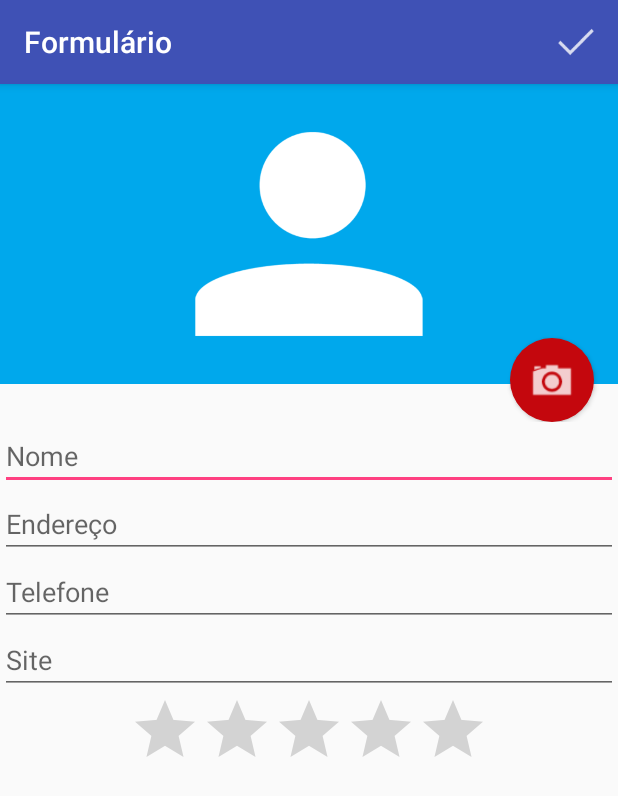
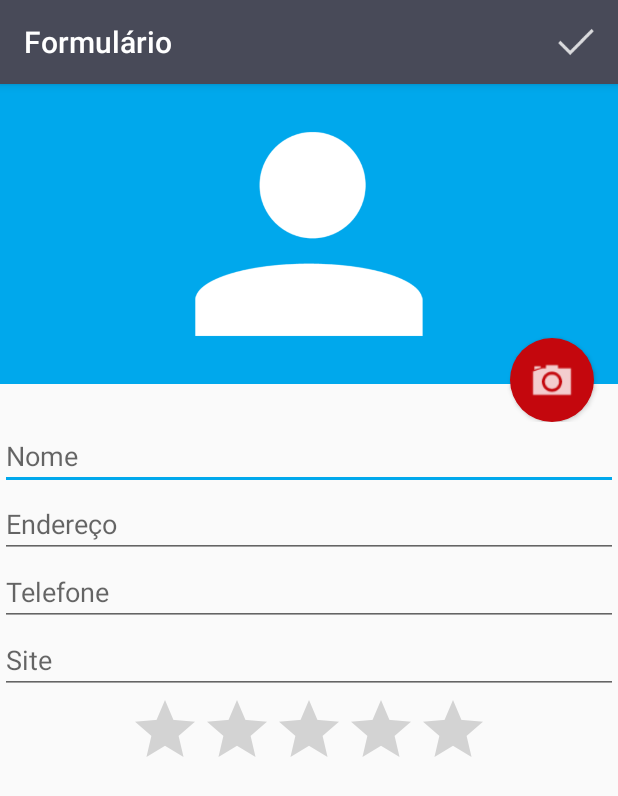
Before and after one commit to gabrielgsilvaa/agenda-contatos-android, an Android app: the FormularioActivity screen opened directly, with no data from a screen before it, on a phone screen of 412 x 824 dp. Shown: the top 796 px of the screen. Run offline under Robolectric (Android 15) with nearby library versions, the phone set to English and light mode, and no system bars.

Commit message:
v2.2 - Alteração nas cores do layout - Layout Cinza

```diff
--- a/app/src/main/res/layout/activity_formulario.xml
+++ b/app/src/main/res/layout/activity_formulario.xml
@@ -33,27 +33,31 @@
             android:hint="Nome"
             android:layout_width="match_parent"
             android:layout_height="wrap_content"
-            android:id="@+id/formulario_nome"/>
+            android:id="@+id/formulario_nome"
+            android:singleLine="true"/>
 
         <EditText
             android:hint="Endereço"
             android:layout_width="match_parent"
             android:layout_height="wrap_content"
-            android:id="@+id/formulario_endereco"/>
+            android:id="@+id/formulario_endereco"
+            android:singleLine="true"/>
 
         <EditText
             android:hint="Telefone"
             android:layout_width="match_parent"
             android:layout_height="wrap_content"
             android:inputType="phone"
-            android:id="@+id/formulario_telefone"/>
+            android:id="@+id/formulario_telefone"
+            android:maxLength="13"/>
 
         <EditText
             android:hint="Site"
             android:layout_width="match_parent"
             android:layout_height="wrap_content"
             android:inputType="textEmailAddress"
-            android:id="@+id/formulario_site"/>
+            android:id="@+id/formulario_site"
+            android:singleLine="true"/>
 
         <RatingBar
             android:layout_width="wrap_content"
@@ -63,8 +67,6 @@
             android:layout_gravity="center"
             android:id="@+id/formulario_nota"/>
 
-
-
     </LinearLayout>
 
 </ScrollView>
--- a/app/src/main/res/values/colors.xml
+++ b/app/src/main/res/values/colors.xml
@@ -3,4 +3,9 @@
     <color name="colorPrimary">#3F51B5</color>
     <color name="colorPrimaryDark">#303F9F</color>
     <color name="colorAccent">#FF4081</color>
+
+    <color name="colorGray">#484a58</color>
+    <color name="colorGrayDark">#363740</color>
+    <color name="colorBlueLight">#00A8EC</color>
+
 </resources>
--- a/app/src/main/res/values/styles.xml
+++ b/app/src/main/res/values/styles.xml
@@ -3,9 +3,9 @@
     <!-- Base application theme. -->
     <style name="AppTheme" parent="Theme.AppCompat.Light.DarkActionBar">
         <!-- Customize your theme here. -->
-        <item name="colorPrimary">@color/colorPrimary</item>
-        <item name="colorPrimaryDark">@color/colorPrimaryDark</item>
-        <item name="colorAccent">@color/colorAccent</item>
+        <item name="colorPrimary">@color/colorGray</item>
+        <item name="colorPrimaryDark">@color/colorGrayDark</item>
+        <item name="colorAccent">@color/colorBlueLight</item>
     </style>
 
     <style name="AppTheme.NoActionBar">
```
